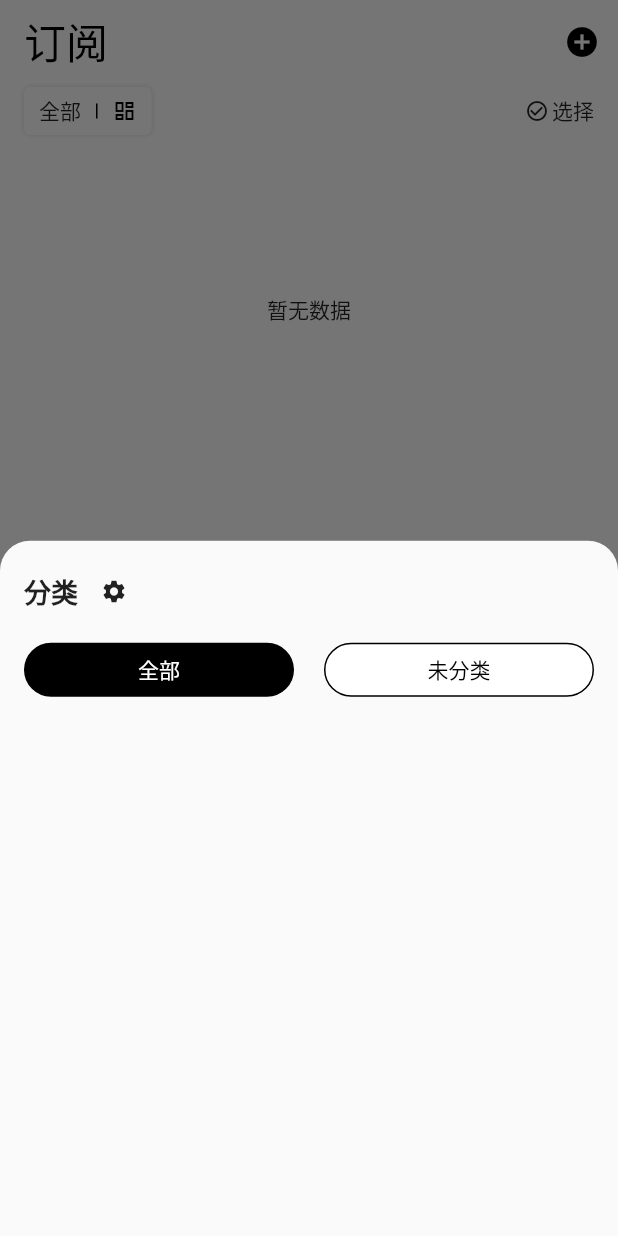
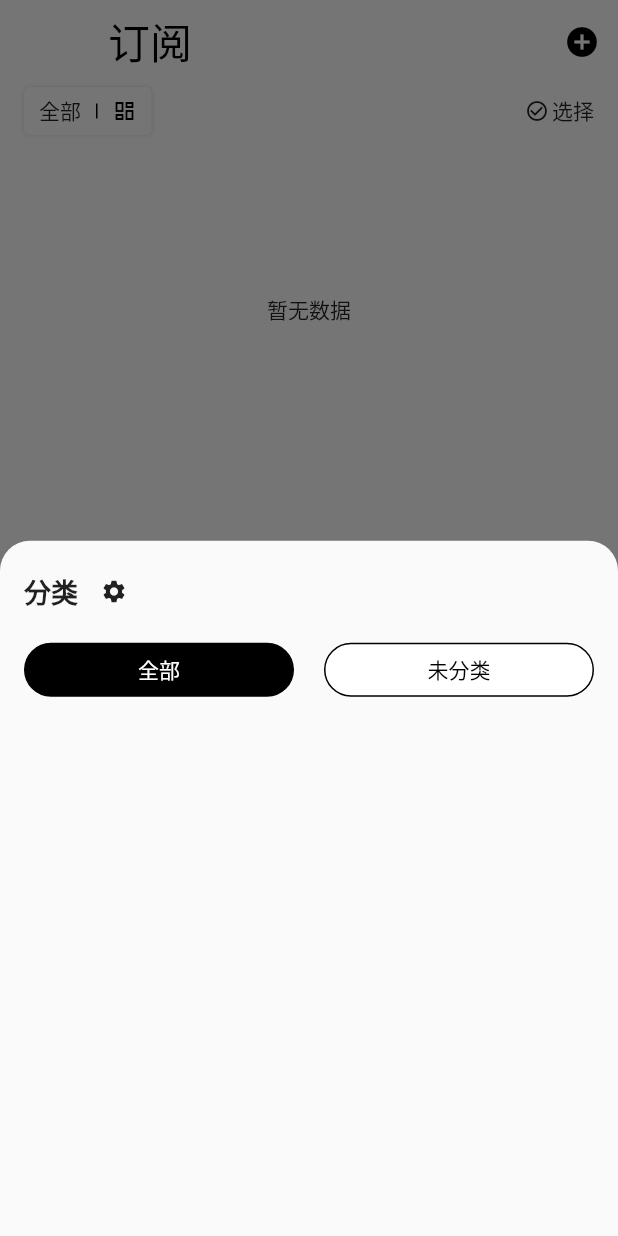
Before and after one commit to swiftdo/flutter_best_practice, a Flutter app: the RssReadPage screen opened by its route, after a tap on "全部", on a phone screen of 412 x 824 dp. Run offline on Flutter 3.47's test engine with Material 2 defaults, Android fonts, the phone set to English and light mode, and no system bars; drawn by our look-alikes of bottom_navy_bar, pull_to_refresh; our stand-ins replace auto_route, cached_network_image, dio, drift, flutter_easyloading, flutter_html and 9 more; missing offline and left inert: favicon, group_list_view, webfeed; accounts and stored records are empty; generated files the repository leaves out were written again.

```diff
--- a/lib/pages/rss/rss_read_page.dart
+++ b/lib/pages/rss/rss_read_page.dart
@@ -2,6 +2,7 @@ import 'package:flutter/material.dart';
 import 'package:flutter_best_practice/pages/rss/rss_cates_notifier.dart';
 import 'package:flutter_best_practice/pages/rss/rss_read_notifier.dart';
 import 'package:flutter_best_practice/pages/rss/views/add_rss_view.dart';
+import 'package:flutter_best_practice/pages/rss/views/appbar.dart';
 import 'package:flutter_best_practice/pages/rss/views/cache_image.dart';
 import 'package:flutter_best_practice/pages/rss/views/page_common_views.dart';
 import 'package:flutter_best_practice/provider.dart';
@@ -30,18 +31,8 @@ class RssReadPage extends HookConsumerWidget {
 
     return Scaffold(
       backgroundColor: Colors.white,
-      appBar: AppBar(
-        automaticallyImplyLeading: false,
-        title: const Text(
-          "订阅",
-          style: TextStyle(
-            color: Colors.black,
-            fontSize: 28,
-          ),
-        ),
-        elevation: 0,
-        centerTitle: false,
-        backgroundColor: Colors.white,
+      appBar: AppBarExt.leftTitle(
+        "订阅",
         actions: [
           IconButton(
             onPressed: () {
--- /dev/null
+++ b/lib/pages/rss/views/appbar.dart
@@ -0,0 +1,50 @@
+import 'package:flutter/material.dart';
+import 'package:flutter_best_practice/provider.dart';
+import 'package:hooks_riverpod/hooks_riverpod.dart';
+import 'package:line_icons/line_icons.dart';
+
+class AppBarExt {
+  static AppBar leftTitle(
+    String title, {
+    List<Widget>? actions,
+    PreferredSizeWidget? bottom,
+  }) {
+    return AppBar(
+      elevation: 0,
+      backgroundColor: Colors.white,
+      centerTitle: false,
+      title: Text(
+        title,
+        style: const TextStyle(
+          color: Colors.black,
+          fontSize: 28,
+        ),
+      ),
+      actions: actions,
+      bottom: bottom,
+    );
+  }
+
+  static AppBar backTitle(String title) {
+    return AppBar(
+      elevation: 0,
+      backgroundColor: Colors.white,
+      automaticallyImplyLeading: false,
+      leading: HookConsumer(builder: (context, ref, child) {
+        return IconButton(
+          onPressed: () {
+            ref.read(gRouteProvider).pop();
+          },
+          icon: const Icon(
+            LineIcons.angleLeft,
+            color: Colors.black,
+          ),
+        );
+      }),
+      title: Text(
+        title,
+        style: const TextStyle(color: Colors.black),
+      ),
+    );
+  }
+}
```
Also changed, not shown: lib/pages/rss/rss_article_page.dart (+2 -18 lines), lib/pages/rss/rss_articles_page.dart (+2 -18 lines), lib/pages/rss/rss_cates_page.dart (+5 -2 lines), lib/pages/rss/rss_config_page.dart (+2 -12 lines), lib/pages/rss/rss_find_page.dart (+2 -12 lines), lib/pages/rss/rss_index_page.dart (+2 -12 lines).
